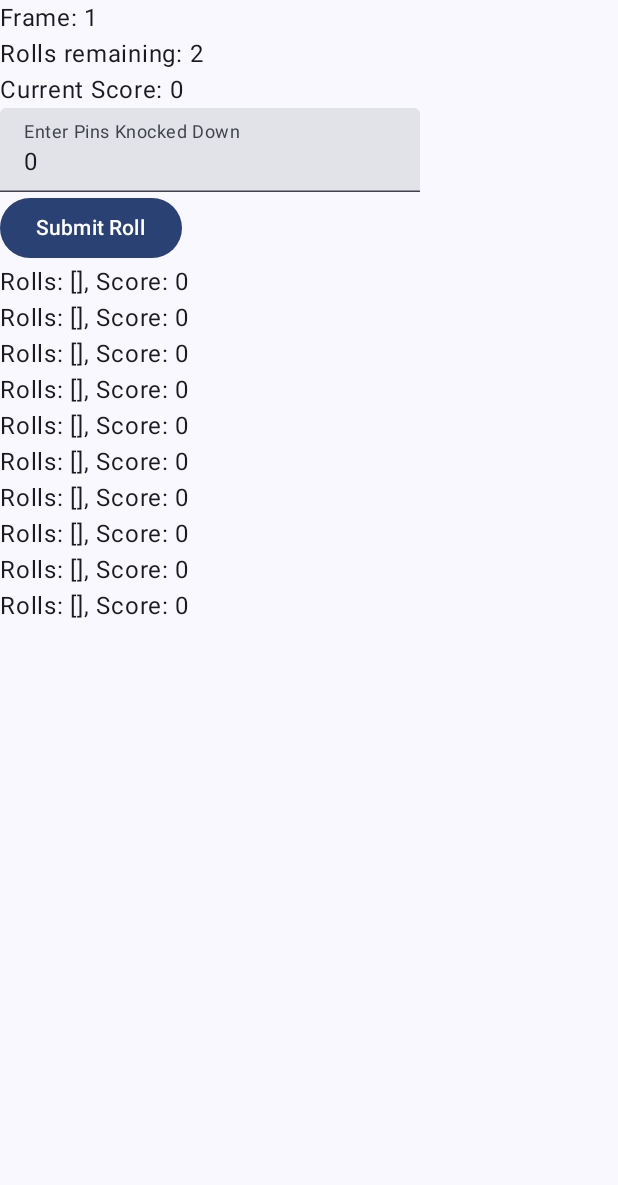
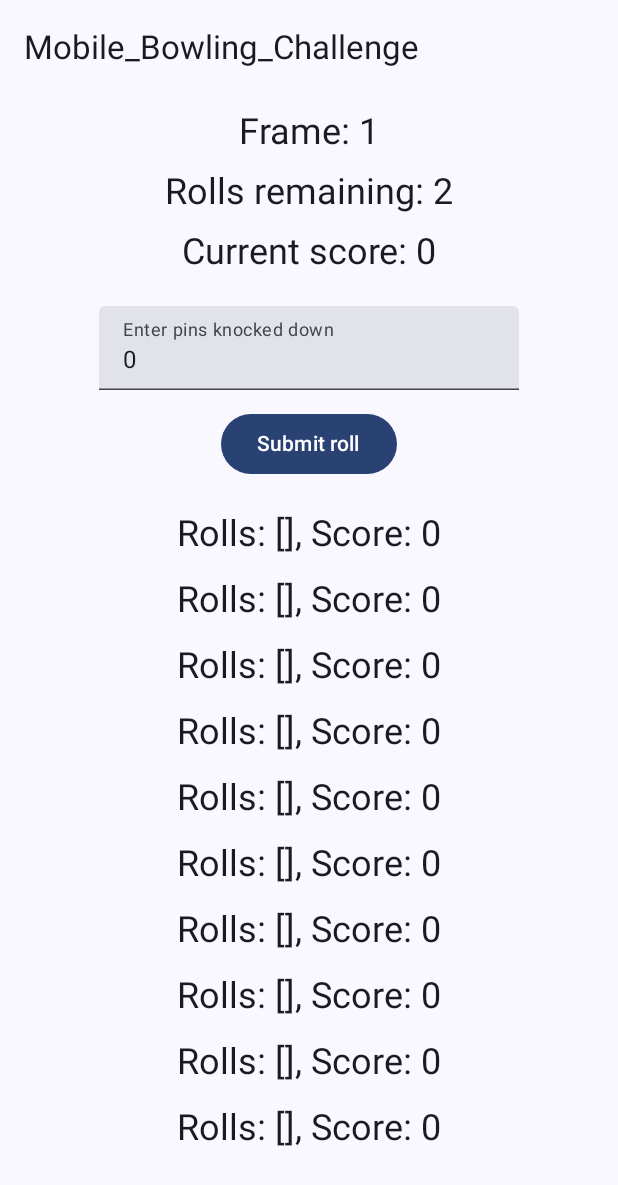
Before and after one commit to donChelsea/Mobile-Bowling-Challenge, an Android app built with Jetpack Compose: the screen it shows after launch (MainActivity), on a phone screen of 412 x 824 dp. Shown: the top 1185 px of the screen. Run offline under Robolectric (Android 15) with nearby library versions, the phone set to English and light mode, and no system bars.

Commit message:
updated UI

```diff
--- a/app/src/main/java/com/example/mobile_bowling_challenge/MainActivity.kt
+++ b/app/src/main/java/com/example/mobile_bowling_challenge/MainActivity.kt
@@ -6,19 +6,33 @@ import androidx.activity.compose.setContent
 import androidx.activity.enableEdgeToEdge
 import androidx.compose.foundation.layout.fillMaxSize
 import androidx.compose.foundation.layout.padding
+import androidx.compose.material3.ExperimentalMaterial3Api
 import androidx.compose.material3.Scaffold
+import androidx.compose.material3.Text
+import androidx.compose.material3.TopAppBar
 import androidx.compose.ui.Modifier
+import androidx.compose.ui.res.stringResource
 import com.example.mobile_bowling_challenge.game.BowlingGameImpl
 import com.example.mobile_bowling_challenge.game.ui.BowlingScreen
 import com.example.mobile_bowling_challenge.ui.theme.Mobile_Bowling_ChallengeTheme
 
+@ExperimentalMaterial3Api
 class MainActivity : ComponentActivity() {
     override fun onCreate(savedInstanceState: Bundle?) {
         super.onCreate(savedInstanceState)
         enableEdgeToEdge()
         setContent {
             Mobile_Bowling_ChallengeTheme {
-                Scaffold(modifier = Modifier.fillMaxSize()) { innerPadding ->
+                Scaffold(
+                    modifier = Modifier.fillMaxSize(),
+                    topBar = {
+                        TopAppBar(
+                            title = {
+                                Text(text = stringResource(R.string.app_name))
+                            }
+                        )
+                    }
+                ) { innerPadding ->
                     BowlingScreen(
                         bowlingGame = BowlingGameImpl(),
                         modifier = Modifier.padding(innerPadding)
--- a/app/src/main/java/com/example/mobile_bowling_challenge/game/ui/BowlingScreen.kt
+++ b/app/src/main/java/com/example/mobile_bowling_challenge/game/ui/BowlingScreen.kt
@@ -1,9 +1,15 @@
 package com.example.mobile_bowling_challenge.game.ui
 
 import androidx.compose.foundation.layout.Column
+import androidx.compose.foundation.layout.PaddingValues
+import androidx.compose.foundation.layout.Spacer
+import androidx.compose.foundation.layout.fillMaxWidth
+import androidx.compose.foundation.layout.height
+import androidx.compose.foundation.layout.padding
 import androidx.compose.foundation.lazy.LazyColumn
 import androidx.compose.foundation.lazy.items
 import androidx.compose.material3.Button
+import androidx.compose.material3.MaterialTheme
 import androidx.compose.material3.Text
 import androidx.compose.material3.TextField
 import androidx.compose.runtime.Composable
@@ -11,7 +17,11 @@ import androidx.compose.runtime.getValue
 import androidx.compose.runtime.mutableIntStateOf
 import androidx.compose.runtime.remember
 import androidx.compose.runtime.setValue
+import androidx.compose.ui.Alignment
 import androidx.compose.ui.Modifier
+import androidx.compose.ui.res.dimensionResource
+import androidx.compose.ui.res.stringResource
+import com.example.mobile_bowling_challenge.R
 import com.example.mobile_bowling_challenge.game.BowlingGameImpl
 import com.example.mobile_bowling_challenge.model.Frame
 import com.example.mobile_bowling_challenge.model.RollType
@@ -22,19 +32,43 @@ fun BowlingScreen(
     modifier: Modifier = Modifier
 ) {
     var pins by remember { mutableIntStateOf(0) }
+    val buttonText = if (bowlingGame.isGameOver()) R.string.game_over else R.string.submit_roll
 
-    Column(modifier = modifier) {
-        Text(text = "Frame: ${bowlingGame.getCurrentFrame()}")
-        Text(text = "Rolls remaining: ${bowlingGame.getRemainingRolls()}")
-        Text(text = "Current Score: ${bowlingGame.getScore()}")
+    Column(
+        modifier = modifier
+            .fillMaxWidth()
+            .padding(dimensionResource(R.dimen.padding_8dp)),
+        horizontalAlignment = Alignment.CenterHorizontally,
+    ) {
+        Text(
+            text = stringResource(R.string.label_frame, bowlingGame.getCurrentFrame()),
+            style = MaterialTheme.typography.headlineSmall,
+        )
+
+        Spacer(modifier = Modifier.height(dimensionResource(R.dimen.padding_8dp)))
+
+        Text(
+            text = stringResource(R.string.label_rolls_remaining, bowlingGame.getRemainingRolls()),
+            style = MaterialTheme.typography.headlineSmall,
+        )
+        Spacer(modifier = Modifier.height(dimensionResource(R.dimen.padding_8dp)))
+
+        Text(
+            text = stringResource(R.string.label_current_score, bowlingGame.getScore()),
+            style = MaterialTheme.typography.headlineSmall,
+        )
+
+        Spacer(modifier = Modifier.height(dimensionResource(R.dimen.padding_20dp)))
 
         TextField(
             value = pins.toString(),
             onValueChange = { newPins ->
                 pins = newPins.toIntOrNull() ?: 0
             },
-            label = { Text("Enter Pins Knocked Down") }
+            label = { Text(stringResource(R.string.enter_pins)) }
         )
+
+        Spacer(modifier = Modifier.height(dimensionResource(R.dimen.padding_12dp)))
 
         Button(
             onClick = {
@@ -43,8 +77,10 @@ fun BowlingScreen(
             },
             enabled = !bowlingGame.isGameOver()
         ) {
-            Text("Submit Roll")
+            Text(stringResource(buttonText))
         }
+
+        Spacer(modifier = Modifier.height(dimensionResource(R.dimen.padding_20dp)))
 
         BowlingGameStateView(bowlingGame.getGameState())
     }
@@ -52,7 +88,10 @@ fun BowlingScreen(
 
 @Composable
 fun BowlingGameStateView(frames: List<Frame>) {
-    LazyColumn {
+    LazyColumn(
+        modifier = Modifier.fillMaxWidth(),
+        horizontalAlignment = Alignment.CenterHorizontally,
+    ) {
         items(frames) { frame ->
             val rollDisplay = frame.rolls.zip(frame.rollTypes) { pins, rollType ->
                 when (rollType) {
@@ -63,7 +102,12 @@ fun BowlingGameStateView(frames: List<Frame>) {
                 }
             }.joinToString(", ", prefix = "[", postfix = "]")
 
-            Text(text = "Rolls: $rollDisplay, Score: ${frame.score}")
+            Text(
+                text = stringResource(R.string.label_rolls_score, rollDisplay, frame.score),
+                style = MaterialTheme.typography.headlineSmall
+            )
+
+            Spacer(modifier = Modifier.height(dimensionResource(R.dimen.padding_12dp)))
         }
     }
 }
--- /dev/null
+++ b/app/src/main/res/values/dimens.xml
@@ -0,0 +1,6 @@
+<?xml version="1.0" encoding="utf-8"?>
+<resources>
+    <dimen name="padding_8dp">8dp</dimen>
+    <dimen name="padding_12dp">12dp</dimen>
+    <dimen name="padding_20dp">20dp</dimen>
+</resources>
--- a/app/src/main/res/values/strings.xml
+++ b/app/src/main/res/values/strings.xml
@@ -1,3 +1,10 @@
 <resources>
     <string name="app_name">Mobile_Bowling_Challenge</string>
+    <string name="game_over">Game over</string>
+    <string name="enter_pins">Enter pins knocked down</string>
+    <string name="submit_roll">Submit roll</string>
+    <string name="label_frame">Frame: %d</string>
+    <string name="label_rolls_remaining">Rolls remaining: %d</string>
+    <string name="label_current_score">Current score: %d</string>
+    <string name="label_rolls_score">Rolls: %s, Score: %d</string>
 </resources>
```
